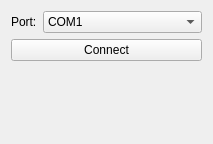
Qt form ArduinoConnect/Resources/UI/ArduinoConnect.ui (pzaffino/SlicerArduinoController) before a commit.
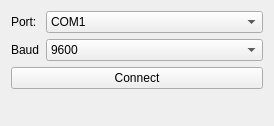
The same form after that commit.

Commit message: Baud choice

The edit to the form file:
```diff
--- a/ArduinoConnect/Resources/UI/ArduinoConnect.ui
+++ b/ArduinoConnect/Resources/UI/ArduinoConnect.ui
@@ -6,8 +6,8 @@
    <rect>
     <x>0</x>
     <y>0</y>
-    <width>213</width>
-    <height>144</height>
+    <width>274</width>
+    <height>126</height>
    </rect>
   </property>
   <layout class="QFormLayout" name="formLayout">
@@ -47,7 +47,7 @@
      </item>
     </widget>
    </item>
-   <item row="1" column="0" colspan="2">
+   <item row="2" column="0" colspan="2">
     <widget class="QPushButton" name="applyButton">
      <property name="toolTip">
       <string>Run the algorithm.</string>
@@ -63,18 +63,26 @@
      </property>
     </widget>
    </item>
-   <item row="2" column="0">
-    <spacer name="verticalSpacer">
-     <property name="orientation">
-      <enum>Qt::Vertical</enum>
+   <item row="1" column="1">
+    <widget class="QComboBox" name="baudSelectorComboBox">
+     <item>
+      <property name="text">
+       <string>9600</string>
+      </property>
+     </item>
+     <item>
+      <property name="text">
+       <string>4800</string>
+      </property>
+     </item>
+    </widget>
+   </item>
+   <item row="1" column="0">
+    <widget class="QLabel" name="label_2">
+     <property name="text">
+      <string>Baud</string>
      </property>
-     <property name="sizeHint" stdset="0">
-      <size>
-       <width>20</width>
-       <height>40</height>
-      </size>
-     </property>
-    </spacer>
+    </widget>
    </item>
   </layout>
  </widget>
```
Left out of the diff: 5 changed lines with no effect on the pictures. The commit also changes 1 other file.
